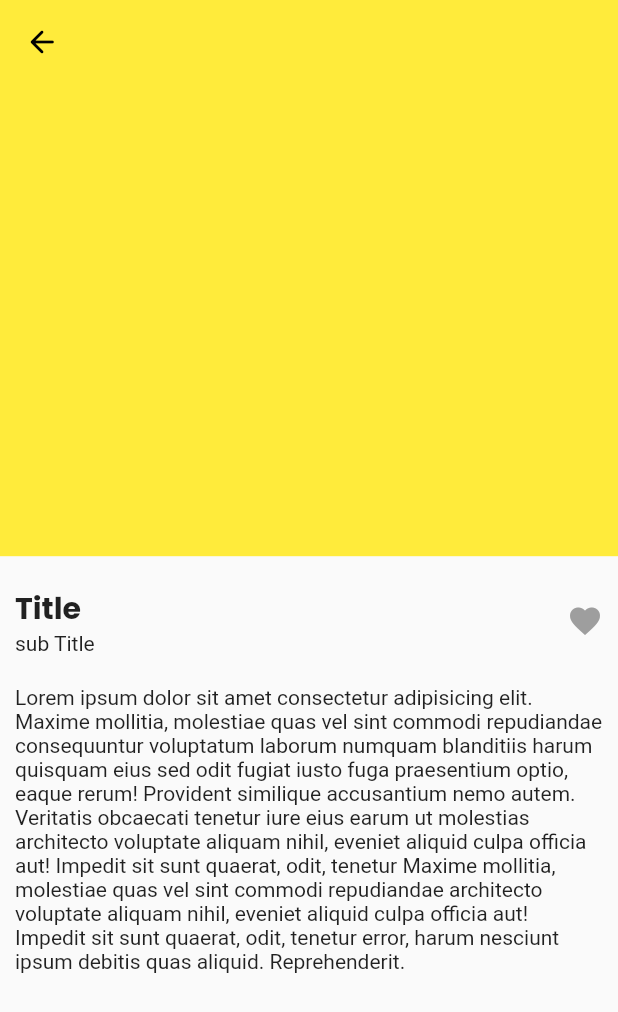
After one commit to monirhelalee/animation_with_flutter, a Flutter app: the screen it shows after launch, after a tap on "Title", on a phone screen of 412 x 824 dp. The commit adds this screen. Shown: the top 1012 px of the screen. Run offline on Flutter 3.47's test engine with Material 2 defaults, Android fonts, the phone set to English and light mode, and no system bars; our stand-ins replace google_fonts.

Commit message:
add details page

```diff
--- /dev/null
+++ b/lib/details_page.dart
@@ -0,0 +1,91 @@
+import 'package:flutter/cupertino.dart';
+import 'package:flutter/material.dart';
+import 'package:google_fonts/google_fonts.dart';
+
+class DetailsPage extends StatefulWidget {
+  const DetailsPage({Key? key}) : super(key: key);
+
+  @override
+  _DetailsPageState createState() => _DetailsPageState();
+}
+
+class _DetailsPageState extends State<DetailsPage> {
+  @override
+  Widget build(BuildContext context) {
+    var h = MediaQuery.of(context).size.height;
+    var w = MediaQuery.of(context).size.width;
+    return SafeArea(
+      child: Scaffold(
+        extendBodyBehindAppBar: true,
+        appBar: AppBar(
+          excludeHeaderSemantics: false,
+          backgroundColor: Colors.transparent,
+          elevation: 0,
+          leading: InkWell(
+            onTap: () {
+              Navigator.pop(context);
+            },
+            child: const Icon(
+              Icons.arrow_back_rounded,
+              color: Colors.black,
+            ),
+          ),
+        ),
+        body: Column(
+          children: [
+            Container(
+              height: h * .45,
+              color: Colors.yellow,
+            ),
+            Padding(
+              padding:
+                  const EdgeInsets.symmetric(horizontal: 10.0, vertical: 20),
+              child: Column(
+                children: [
+                  Row(
+                    mainAxisAlignment: MainAxisAlignment.spaceBetween,
+                    children: [
+                      Column(
+                        crossAxisAlignment: CrossAxisAlignment.start,
+                        children: [
+                          Text(
+                            "Title",
+                            style: GoogleFonts.poppins(
+                              fontSize: 20,
+                              fontWeight: FontWeight.bold,
+                            ),
+                          ),
+                          const Text("sub Title"),
+                        ],
+                      ),
+                      const Icon(
+                        Icons.favorite,
+                        color: Colors.grey,
+                      ),
+                    ],
+                  ),
+                ],
+              ),
+            ),
+            Padding(
+              padding: const EdgeInsets.symmetric(horizontal: 10.0),
+              child: Text(
+                  "Lorem ipsum dolor sit amet consectetur adipisicing elit. "
+                  "Maxime mollitia, molestiae quas vel sint commodi repudiandae"
+                  " consequuntur voluptatum laborum numquam blanditiis harum quisquam eius "
+                  "sed odit fugiat iusto fuga praesentium optio, eaque rerum!"
+                  " Provident similique accusantium nemo autem. "
+                  "Veritatis obcaecati tenetur iure eius earum ut molestias"
+                  " architecto voluptate aliquam nihil, eveniet aliquid "
+                  "culpa officia aut! Impedit sit sunt quaerat, odit, tenetur "
+                  "Maxime mollitia, molestiae quas vel sint commodi repudiandae"
+                  " architecto voluptate aliquam nihil, eveniet aliquid "
+                  "culpa officia aut! Impedit sit sunt quaerat, odit, tenetur "
+                  "error, harum nesciunt ipsum debitis quas aliquid. Reprehenderit."),
+            )
+          ],
+        ),
+      ),
+    );
+  }
+}
--- a/lib/home_page.dart
+++ b/lib/home_page.dart
@@ -1,3 +1,4 @@
+import 'package:animation_test/details_page.dart';
 import 'package:flutter/cupertino.dart';
 import 'package:flutter/material.dart';
 import 'package:google_fonts/google_fonts.dart';
@@ -48,6 +49,13 @@ class _HomePageState extends State<HomePage> {
                       return Padding(
                         padding:
                             EdgeInsets.only(bottom: 5, top: index == 0 ? 5 : 0),
+                        child: InkWell(
+                          onTap: () {
+                            Navigator.push(
+                                context,
+                                MaterialPageRoute(
+                                    builder: (context) => const DetailsPage()));
+                          },
                           child: Container(
                             height: h * .1,
                             color: Colors.grey.shade300,
@@ -73,7 +81,8 @@ class _HomePageState extends State<HomePage> {
                                     Column(
                                       crossAxisAlignment:
                                           CrossAxisAlignment.start,
-                                    mainAxisAlignment: MainAxisAlignment.center,
+                                      mainAxisAlignment:
+                                          MainAxisAlignment.center,
                                       children: [
                                         Text(
                                           "Title",
@@ -99,6 +108,7 @@ class _HomePageState extends State<HomePage> {
                               ],
                             ),
                           ),
+                        ),
                       );
                     }),
               ),
```
Lines whose indentation alone changed are shown as unchanged.
